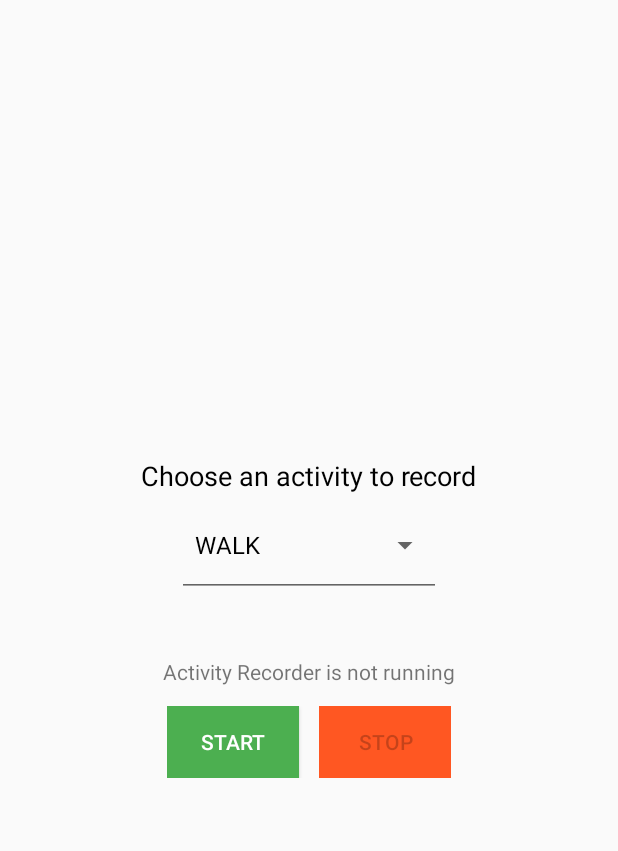
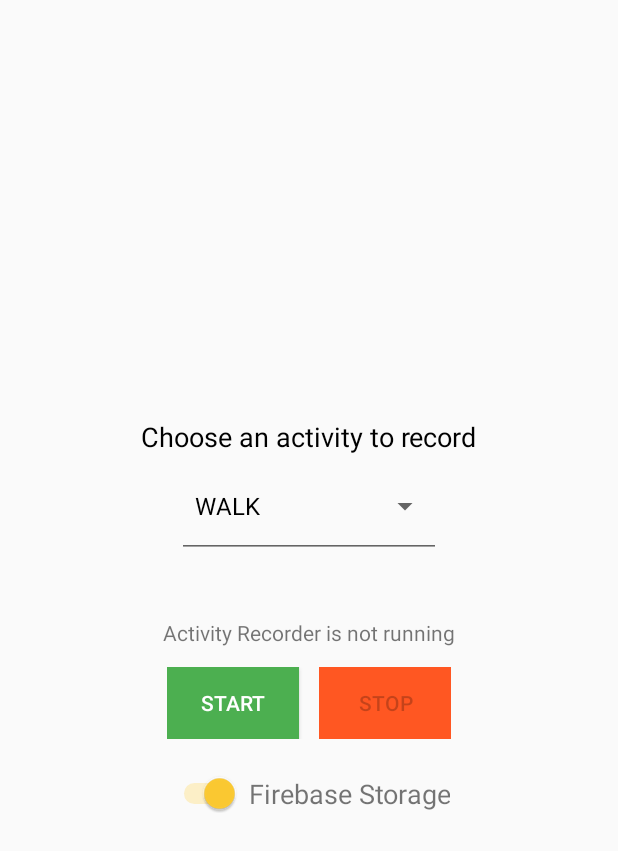
Before and after one commit to matey97/ActivityRecorder, an Android app: the screen it shows after launch (MainActivity), on a phone screen of 412 x 824 dp. Shown: the top 851 px of the screen. Run offline under Robolectric (Android 15) with nearby library versions, the phone set to English and light mode, and no system bars; our stand-ins replace Firebase (no records; nobody signed in at launch, a user with empty details on screens opened directly); libraries missing offline, so code that uses them is left out: com.opencsv.

Commit message:
Add firebase upload enabler switch

```diff
--- a/app/src/main/java/es/uji/geotec/activityrecorder/MainActivity.java
+++ b/app/src/main/java/es/uji/geotec/activityrecorder/MainActivity.java
@@ -10,9 +10,11 @@ import android.view.View;
 import android.widget.ArrayAdapter;
 import android.widget.Button;
 import android.widget.Spinner;
+import android.widget.Switch;
 import android.widget.TextView;
 
 import es.uji.geotec.activityrecorder.model.ActivityEnum;
+import es.uji.geotec.activityrecorder.persistence.SensorRecordPersister;
 import es.uji.geotec.activityrecorder.service.SensorRecordingService;
 
 import static es.uji.geotec.activityrecorder.service.SensorRecordingService.ACTIVITY;
@@ -25,6 +27,7 @@ public class MainActivity extends AppCompatActivity {
     private Spinner activitySpinner;
     private Button startButton;
     private Button stopButton;
+    private Switch firebaseSwitch;
 
     private ActivityEnum activitySelected;
     private PermissionsManager permissionsManager;
@@ -38,8 +41,10 @@ public class MainActivity extends AppCompatActivity {
         activitySpinner = findViewById(R.id.activity_spinner);
         startButton = findViewById(R.id.start_recording);
         stopButton = findViewById(R.id.stop_recording);
+        firebaseSwitch = findViewById(R.id.firebase_switch);
 
         permissionsManager = new PermissionsManager(this);
+        SensorRecordPersister.getInstance().setFirebaseEnabled(true);
 
         setUpSpinner();
         updateUIElements(false);
@@ -77,6 +82,11 @@ public class MainActivity extends AppCompatActivity {
         updateUIElements(false);
     }
 
+    public void onSwitchClicked(View v) {
+        boolean firebaseChecked = firebaseSwitch.isChecked();
+        SensorRecordPersister.getInstance().setFirebaseEnabled(firebaseChecked);
+    }
+
     private void startRecording() {
         intent = new Intent(this, SensorRecordingService.class);
         intent.putExtra(ACTIVITY, (ActivityEnum) activitySpinner.getSelectedItem());
--- a/app/src/main/java/es/uji/geotec/activityrecorder/persistence/LocalFilePersister.java
+++ b/app/src/main/java/es/uji/geotec/activityrecorder/persistence/LocalFilePersister.java
@@ -23,7 +23,7 @@ public class LocalFilePersister{
     private ActivityEnum activity;
     private String fileName;
 
-    public LocalFilePersister(ActivityEnum activityEnum) {
+    public void setActivity(ActivityEnum activityEnum) {
         this.activity = activityEnum;
     }
 
--- a/app/src/main/java/es/uji/geotec/activityrecorder/persistence/SensorRecordPersister.java
+++ b/app/src/main/java/es/uji/geotec/activityrecorder/persistence/SensorRecordPersister.java
@@ -7,19 +7,36 @@ import es.uji.geotec.activityrecorder.model.ActivityEnum;
 
 public class SensorRecordPersister {
 
-
-    private ActivityEnum activity;
     private LocalFilePersister filePersister;
     private FirebaseStoragePersister firebaseStoragePersister;
+    private boolean isFirebaseEnabled;
 
-    public SensorRecordPersister(ActivityEnum activity) {
-        this.activity = activity;
-        filePersister = new LocalFilePersister(activity);
-        firebaseStoragePersister = new FirebaseStoragePersister(activity);
+    private static SensorRecordPersister instance;
+
+    private SensorRecordPersister() {
+        filePersister = new LocalFilePersister();
+        firebaseStoragePersister = new FirebaseStoragePersister();
+    }
+
+    public static SensorRecordPersister getInstance() {
+        if (instance == null)
+            instance = new SensorRecordPersister();
+        return instance;
+    }
+
+    public void setActivity(ActivityEnum activity) {
+        filePersister.setActivity(activity);
+        firebaseStoragePersister.setActivity(activity);
+    }
+
+    public void setFirebaseEnabled(boolean enabled){
+        isFirebaseEnabled = enabled;
     }
 
     public void saveSensorRecords(List<AccelerometerSensorRecord> records) {
         String fileToUpload = filePersister.saveSensorRecords(records);
-        firebaseStoragePersister.uploadRecordsFile(fileToUpload);
+
+        if (isFirebaseEnabled)
+            firebaseStoragePersister.uploadRecordsFile(fileToUpload);
     }
 }
--- a/app/src/main/java/es/uji/geotec/activityrecorder/service/SensorRecordingService.java
+++ b/app/src/main/java/es/uji/geotec/activityrecorder/service/SensorRecordingService.java
@@ -99,8 +99,9 @@ public class SensorRecordingService extends Service {
     }
 
     private void saveRecords() {
-        SensorRecordPersister persister = new SensorRecordPersister(activity);
+        SensorRecordPersister persister = SensorRecordPersister.getInstance();
 
+        persister.setActivity(activity);
         persister.saveSensorRecords(sensorReceiver.getSensorRecords());
 
         Log.d(TAG, "saveRecords: gathered records for " + activity + " saved");
--- a/app/src/main/res/layout/activity_main.xml
+++ b/app/src/main/res/layout/activity_main.xml
@@ -62,5 +62,35 @@
             android:text="Stop" />
     </LinearLayout>
 
+    <LinearLayout
+        android:layout_width="wrap_content"
+        android:layout_height="wrap_content"
+        android:layout_gravity="center"
+        android:layout_marginTop="20dp"
+        android:orientation="horizontal">
+
+        <Switch
+            android:id="@+id/firebase_switch"
+            android:layout_width="wrap_content"
+            android:layout_height="wrap_content"
+            android:layout_gravity="center"
+            android:layout_marginEnd="5dp"
+            android:checked="true"
+            android:enabled="true"
+            android:gravity="center"
+            android:onClick="onSwitchClicked"
+            android:textSize="24sp" />
+
+        <TextView
+            android:id="@+id/textView"
+            android:layout_width="wrap_content"
+            android:layout_height="wrap_content"
+            android:layout_gravity="center_vertical"
+            android:layout_weight="1"
+            android:gravity="center_horizontal"
+            android:text="Firebase Storage"
+            android:textSize="18sp" />
+    </LinearLayout>
+
 
 </LinearLayout>
--- a/app/src/main/res/values/colors.xml
+++ b/app/src/main/res/values/colors.xml
@@ -2,5 +2,5 @@
 <resources>
     <color name="colorPrimary">#008577</color>
     <color name="colorPrimaryDark">#00574B</color>
-    <color name="colorAccent">#D81B60</color>
+    <color name="colorAccent">#FFCC32</color>
 </resources>
```
Also changed, not shown: app/src/main/java/es/uji/geotec/activityrecorder/persistence/FirebaseStoragePersister.java (+5 -2 lines).
